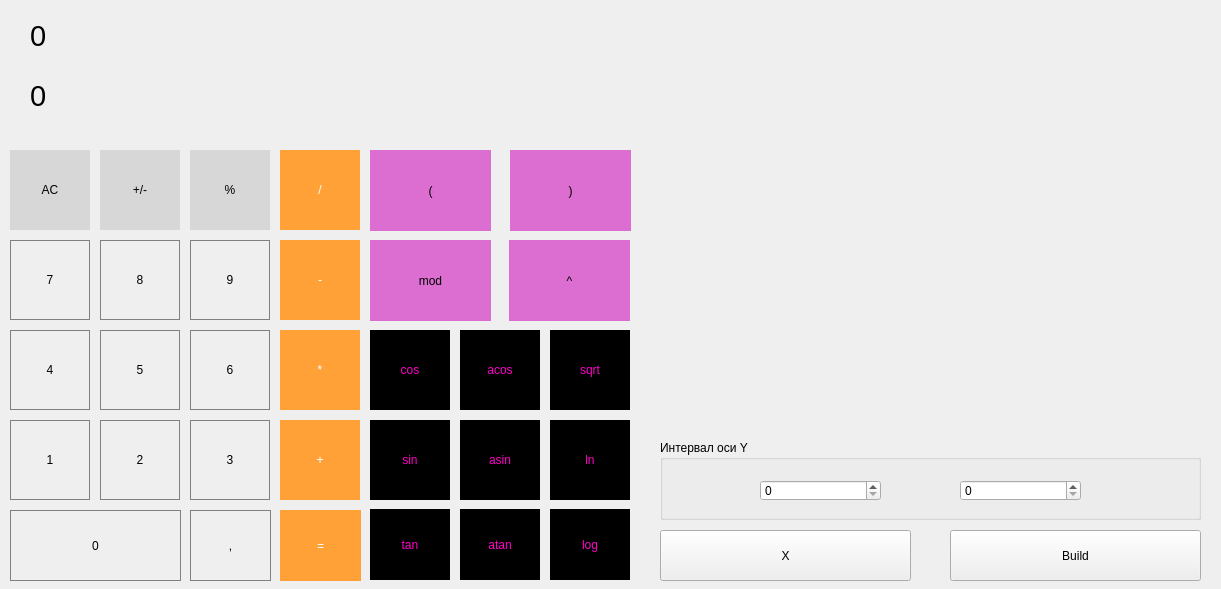
The window that src/smart_calc/mainwindow.ui (Serzhunya/Smart_calc) describes before a commit, drawn with Qt 5.
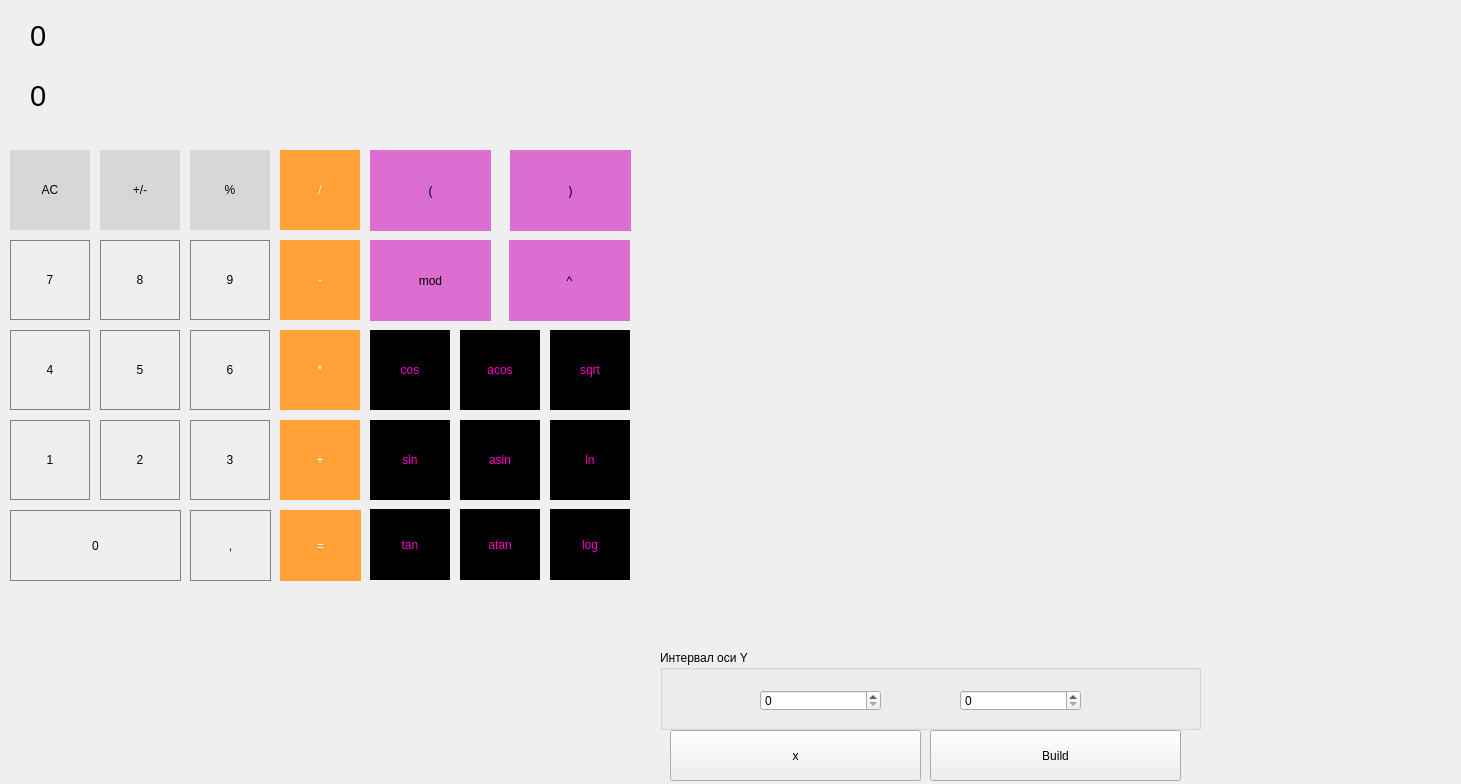
The same window after the commit. Custom widgets are drawn as their Qt base class.

The edit to the form file:
```diff
--- a/src/smart_calc/mainwindow.ui
+++ b/src/smart_calc/mainwindow.ui
@@ -6,8 +6,8 @@
    <rect>
     <x>0</x>
     <y>0</y>
-    <width>1221</width>
-    <height>589</height>
+    <width>1461</width>
+    <height>784</height>
    </rect>
   </property>
   <property name="windowTitle">
@@ -711,8 +711,8 @@
      <rect>
       <x>660</x>
       <y>10</y>
-      <width>541</width>
-      <height>421</height>
+      <width>791</width>
+      <height>641</height>
      </rect>
     </property>
    </widget>
@@ -720,7 +720,7 @@
     <property name="geometry">
      <rect>
       <x>660</x>
-      <y>440</y>
+      <y>650</y>
       <width>541</width>
       <height>80</height>
      </rect>
@@ -752,21 +752,21 @@
    <widget class="QPushButton" name="pushButton_funx">
     <property name="geometry">
      <rect>
-      <x>660</x>
-      <y>530</y>
+      <x>670</x>
+      <y>730</y>
       <width>251</width>
       <height>51</height>
      </rect>
     </property>
     <property name="text">
-     <string>X</string>
+     <string>x</string>
     </property>
    </widget>
    <widget class="QPushButton" name="pushButton_build_graph">
     <property name="geometry">
      <rect>
-      <x>950</x>
-      <y>530</y>
+      <x>930</x>
+      <y>730</y>
       <width>251</width>
       <height>51</height>
      </rect>
```
